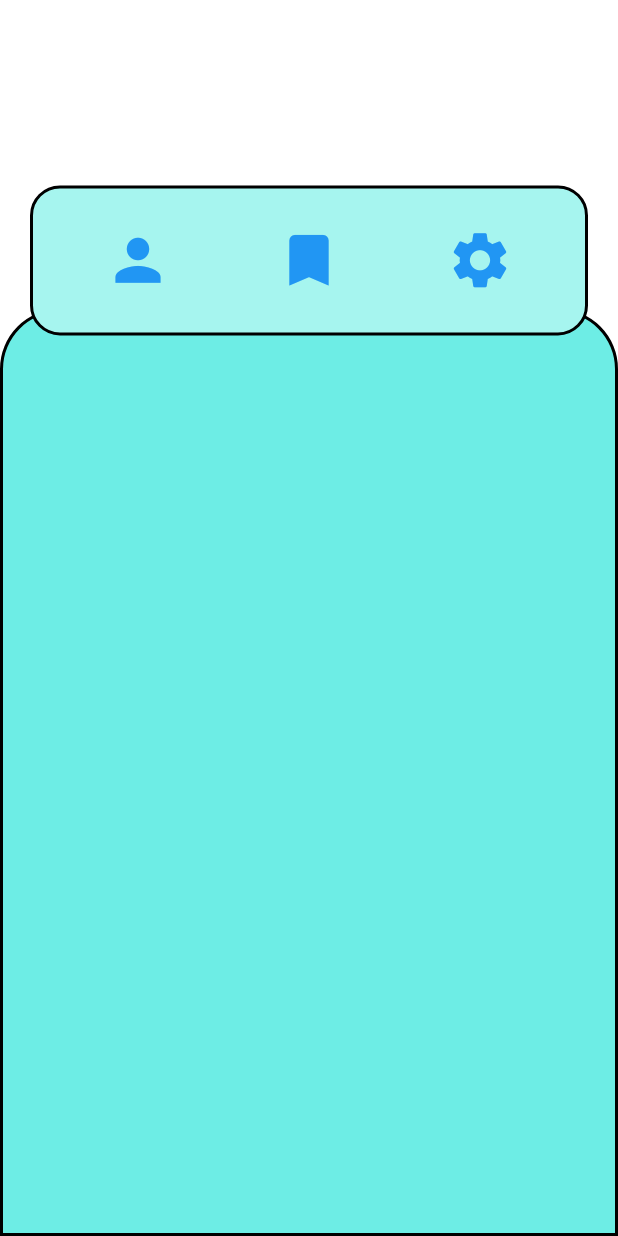
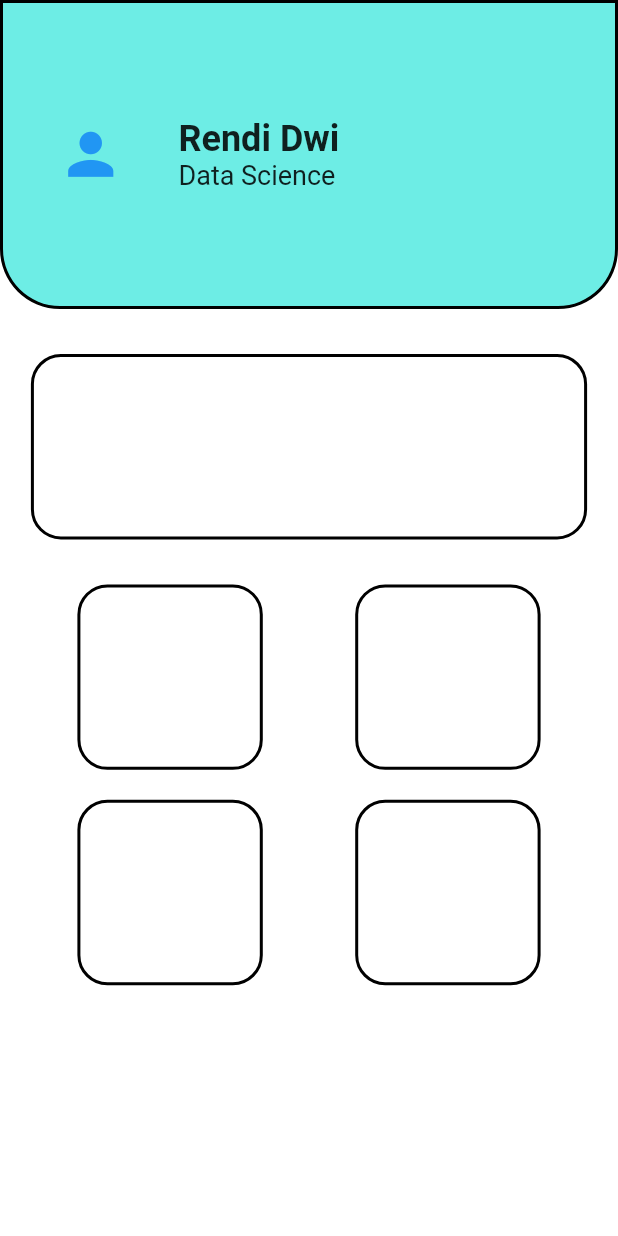
Before and after one commit to rendiwithi/data_kita, a Flutter app: the screen it shows after launch, on a phone screen of 412 x 824 dp. Run offline on Flutter 3.47's test engine with Material 2 defaults, Android fonts, the phone set to English and light mode, and no system bars.

Commit message:
Fix Layouting Main Page

```diff
--- a/lib/mainPage.dart
+++ b/lib/mainPage.dart
@@ -5,31 +5,28 @@ class MainPage extends StatelessWidget {
   Widget build(BuildContext context) {
     return Scaffold(
       backgroundColor: Colors.white,
-      body: Stack(
+      body: Column(
+        mainAxisAlignment: MainAxisAlignment.start,
         children: [
-          Align(
-            alignment: FractionalOffset.bottomCenter,
-            child: Container(
+          Container(
+            alignment: FractionalOffset.topCenter,
+            padding: EdgeInsets.all(10),
             width: MediaQuery.of(context).size.width,
-              height: MediaQuery.of(context).size.height * 0.75,
+            height: MediaQuery.of(context).size.height * 0.25,
             decoration: BoxDecoration(
               border: Border.all(width: 2.0, color: Colors.black),
               color: Color(0xff6dede5),
               borderRadius: BorderRadius.only(
-                    topLeft: Radius.circular(40),
-                    topRight: Radius.circular(40),
-                  )),
+                bottomRight: Radius.circular(40),
+                bottomLeft: Radius.circular(40),
               ),
             ),
-          Positioned(
-            top: MediaQuery.of(context).size.height * 0.15,
-            right: 20,
-            left: 20,
-            child: Container(
             child: Row(
-                mainAxisAlignment: MainAxisAlignment.spaceEvenly,
+              mainAxisAlignment: MainAxisAlignment.spaceBetween,
               children: [
-                  FlatButton(
+                Expanded(
+                  flex: 1,
+                  child: FlatButton(
                     onPressed: () {},
                     child: Icon(
                       Icons.person,
@@ -37,35 +34,100 @@ class MainPage extends StatelessWidget {
                       color: Colors.blue,
                     ),
                   ),
-                  FlatButton(
-                    onPressed: () {},
-                    child: Icon(
-                      Icons.bookmark,
-                      size: 45,
-                      color: Colors.blue,
                 ),
+                Expanded(
+                  flex: 3,
+                  child: Container(
+                    margin: EdgeInsets.all(10),
+                    child: Column(
+                      crossAxisAlignment: CrossAxisAlignment.start,
+                      mainAxisAlignment: MainAxisAlignment.center,
+                      children: [
+                        Text(
+                          "Rendi Dwi",
+                          style: TextStyle(
+                              fontSize: 24, fontWeight: FontWeight.bold),
                         ),
-                  FlatButton(
-                    onPressed: () {},
-                    child: Icon(
-                      Icons.settings,
-                      size: 45,
-                      color: Colors.blue,
-                    ),
+                        Text(
+                          "Data Science",
+                          style: TextStyle(fontSize: 18),
                         ),
                       ],
-              ),
-              width: MediaQuery.of(context).size.width * 0.85,
-              height: 100,
-              decoration: BoxDecoration(
-                border: Border.all(width: 2.0, color: Colors.black),
-                color: Color(0xffa6f5ef),
-                borderRadius: BorderRadius.all(Radius.circular(20)),
                     ),
                   ),
                 ),
               ],
             ),
+          ),
+          Container(
+            margin: EdgeInsets.only(top: 10),
+            width: MediaQuery.of(context).size.width,
+            decoration: BoxDecoration(
+              color: Colors.white,
+            ),
+            child: Column(
+              crossAxisAlignment: CrossAxisAlignment.center,
+              children: [
+                Container(
+                  margin: EdgeInsets.all(20),
+                  width: MediaQuery.of(context).size.width * 0.90,
+                  height: MediaQuery.of(context).size.height * 0.15,
+                  decoration: BoxDecoration(
+                    border: Border.all(width: 2.0, color: Colors.black),
+                    borderRadius: BorderRadius.circular(20),
+                  ),
+                ),
+                Row(
+                  mainAxisAlignment: MainAxisAlignment.spaceEvenly,
+                  children: [
+                    Container(
+                      margin: EdgeInsets.all(10),
+                      width: MediaQuery.of(context).size.width * 0.30,
+                      height: MediaQuery.of(context).size.height * 0.15,
+                      decoration: BoxDecoration(
+                        border: Border.all(width: 2.0, color: Colors.black),
+                        borderRadius: BorderRadius.circular(20),
+                      ),
+                    ),
+                    Container(
+                      margin: EdgeInsets.all(10),
+                      width: MediaQuery.of(context).size.width * 0.30,
+                      height: MediaQuery.of(context).size.height * 0.15,
+                      decoration: BoxDecoration(
+                        border: Border.all(width: 2.0, color: Colors.black),
+                        borderRadius: BorderRadius.circular(20),
+                      ),
+                    ),
+                  ],
+                ),
+                Row(
+                  mainAxisAlignment: MainAxisAlignment.spaceEvenly,
+                  children: [
+                    Container(
+                      margin: EdgeInsets.all(10),
+                      width: MediaQuery.of(context).size.width * 0.30,
+                      height: MediaQuery.of(context).size.height * 0.15,
+                      decoration: BoxDecoration(
+                        border: Border.all(width: 2.0, color: Colors.black),
+                        borderRadius: BorderRadius.circular(20),
+                      ),
+                    ),
+                    Container(
+                      margin: EdgeInsets.all(10),
+                      width: MediaQuery.of(context).size.width * 0.30,
+                      height: MediaQuery.of(context).size.height * 0.15,
+                      decoration: BoxDecoration(
+                        border: Border.all(width: 2.0, color: Colors.black),
+                        borderRadius: BorderRadius.circular(20),
+                      ),
+                    ),
+                  ],
+                ),
+              ],
+            ),
+          )
+        ],
+      ),
     );
   }
 }
```
Lines whose indentation alone changed are shown as unchanged.
